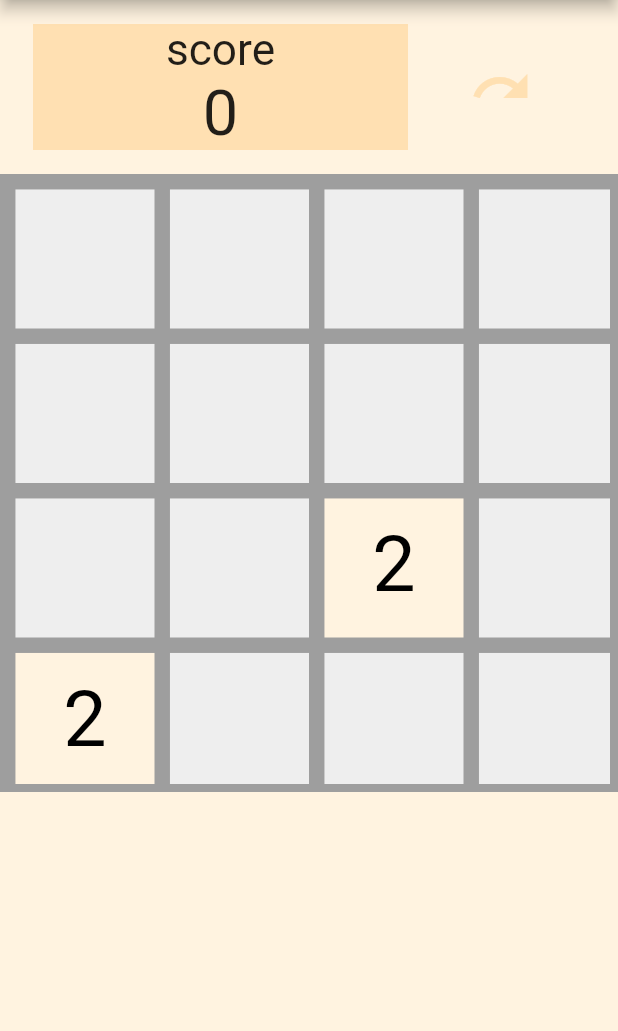
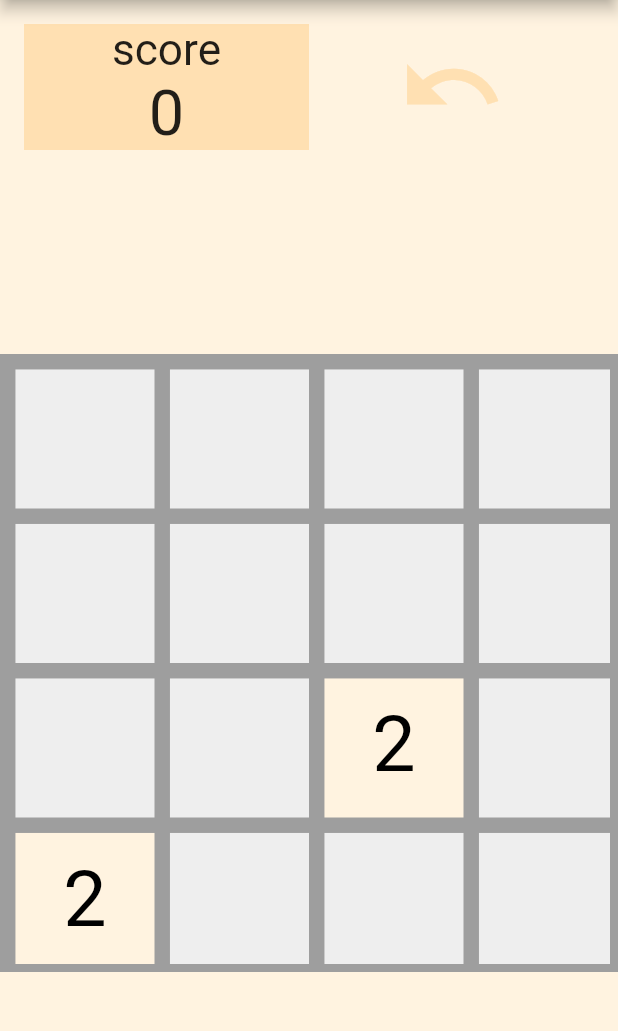
Before and after one commit to knoeferl/2048, a Flutter app: the screen it shows after launch, on a phone screen of 412 x 824 dp, the part 84-1115 px from its top. Run offline on Flutter 3.47's test engine with Material 2 defaults, Android fonts, the phone set to English and light mode, and no system bars.

Commit message:
fixed scaling of gaming area

```diff
--- a/lib/main.dart
+++ b/lib/main.dart
@@ -2,13 +2,15 @@ import 'package:flutter/material.dart';
 
 import './screens/game.dart';
 
-void main() => runApp(MyApp());
+void main() => runApp(const MyApp());
 
 class MyApp extends StatelessWidget {
+  const MyApp({Key? key}) : super(key: key);
+
   @override
   Widget build(BuildContext context) {
     return MaterialApp(
-      title: 'Flutter Demo',
+      title: '2048',
       theme: ThemeData(
         primarySwatch: Colors.orange,
       ),
--- a/lib/screens/game.dart
+++ b/lib/screens/game.dart
@@ -2,6 +2,7 @@ import 'package:flutter/material.dart';
 import '../models/field.dart';
 import '../widgets/TileBox.dart';
 import '../widgets/listdrawer.dart';
+import 'dart:math' as math;
 
 class Game extends StatefulWidget {
   Game({Key? key}) : super(key: key);
@@ -51,8 +52,8 @@ class _GameState extends State<Game> {
                 mainAxisSize: MainAxisSize.max,
                 crossAxisAlignment: CrossAxisAlignment.stretch,
                 children: <Widget>[
-                    Container(
-                      width: 250,
+                  Expanded(
+                    child: Container(
                       decoration: BoxDecoration(color: Colors.orange[100]),
                       child: FittedBox(
                         child: Column(
@@ -69,18 +70,27 @@ class _GameState extends State<Game> {
                         ),
                       ),
                     ),
-                    FittedBox(
+                  ),
+                  Expanded(
+                    child: FittedBox(
                       fit: BoxFit.fitWidth,
                       child: TextButton(
                           style:
                               TextButton.styleFrom(primary: Colors.orange[100]),
                           onPressed: () => redo(),
-                          child: const Icon(Icons.redo)),
-                    )
+                          child: Transform(
+                            alignment: Alignment.center,
+                            transform: Matrix4.rotationY(math.pi),
+                            child: const Icon(Icons.redo),
+                          )),
+                    ),
+                  ),
                 ],
               ),
             ),
-              FittedBox(
+            Expanded(
+
+              child: FittedBox(
                 fit: BoxFit.contain,
                 child: GestureDetector(
                   onVerticalDragUpdate: moveVertical,
@@ -98,11 +108,10 @@ class _GameState extends State<Game> {
                       children: Iterable.generate(
                         buttonsList.flatList().length,
                         (tileNum) {
-                        var tileWidth =
-                            totalWidth / buttonsList.getLength();
+                          var tileWidth = totalWidth / buttonsList.getLength();
                           return AnimatedPositioned(
-                          onEnd: () => WidgetsBinding.instance
-                              .addPostFrameCallback((_) {
+                            onEnd: () =>
+                                WidgetsBinding.instance.addPostFrameCallback((_) {
                               animationTime = 10;
                               setState(() {
                                 for (var row in buttonsList.board) {
@@ -127,11 +136,14 @@ class _GameState extends State<Game> {
                             ),
                           );
                         },
-                    ).toList()),
+                      ).toList(),
                     ),
                   ),
                 ),
-            ]),
+              ),
+            ),
+          ],
+        ),
       ),
     );
   }
@@ -186,7 +198,6 @@ class _GameState extends State<Game> {
     }
   }
 
-
   void newGame({int size = 4}) {
     setState(() {
       gameOver = false;
```
Lines whose indentation alone changed are shown as unchanged.
